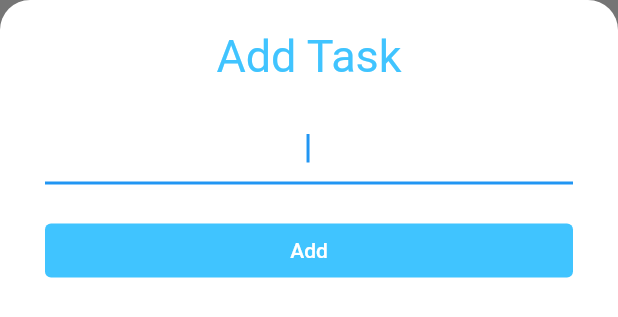
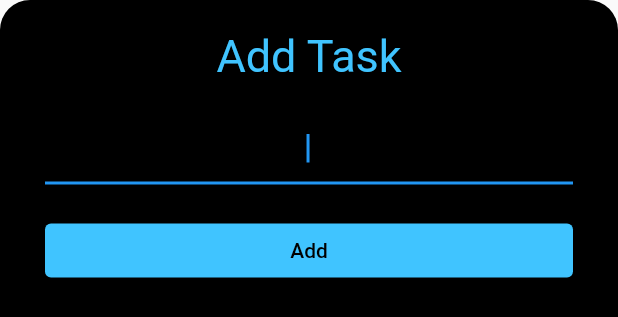
Before and after one commit to arshadali-15/todoey, a Flutter app: the AddTaskScreen widget shown alone on an empty page, opened directly, after a tap on "Add", on a phone screen of 412 x 824 dp. Shown: the top 317 px of the screen. Run offline on Flutter 3.47's test engine with Material 2 defaults, Android fonts, the phone set to English and light mode, and no system bars.

Commit message:
Update add_task_screen.dart

```diff
--- a/lib/screens/add_task_screen.dart
+++ b/lib/screens/add_task_screen.dart
@@ -1,42 +1,69 @@
 import 'package:flutter/material.dart';
+import 'package:provider/provider.dart';
+import 'package:todoey/models/task_data.dart';
 
 class AddTaskScreen extends StatelessWidget {
-  const AddTaskScreen({Key? key}) : super(key: key);
+  late String newTask;
+  int i = 1;
 
   @override
   Widget build(BuildContext context) {
     return Container(
-
-      color: Color(0xff757575),
+      //color: Color(0xff757575),
       child: Container(
-        padding: EdgeInsets.symmetric(horizontal: 30,vertical: 20),
+        padding: EdgeInsets.symmetric(horizontal: 30, vertical: 20),
         decoration: BoxDecoration(
-          color: Colors.white,
+            color: Colors.black,
             borderRadius: BorderRadius.only(
-                topLeft: Radius.circular(20),
-                topRight: Radius.circular(20))
-        ),
-
+                topLeft: Radius.circular(20), topRight: Radius.circular(20))),
         child: Column(
           crossAxisAlignment: CrossAxisAlignment.stretch,
           children: <Widget>[
-            Text('Add Task',
-            textAlign: TextAlign.center,
-            style: TextStyle(
-              fontSize: 30,
-              color: Colors.lightBlueAccent,
-            ),),
-            SizedBox(height: 20,),
+            Text(
+              'Add Task',
+              textAlign: TextAlign.center,
+              style: TextStyle(
+                fontSize: 30,
+                color: Colors.lightBlueAccent,
+              ),
+            ),
+            SizedBox(
+              height: 20,
+            ),
             TextField(
               autofocus: true,
               textAlign: TextAlign.center,
-            ),SizedBox(height: 20,),
-            TextButton(onPressed:(){},
-                child : Text('Add',style: TextStyle(
-                  color: Colors.white,
+              onChanged: (newText) {
+                newTask = newText;
+              },
+            ),
+            SizedBox(
+              height: 20,
+            ),
+            TextButton(
+              onPressed: () {
+                Provider.of<TaskData>(context, listen: false).addTask(newTask);
+                Navigator.pop(context);
+                final snackBar = SnackBar(
+                  content: const Text('Click and hold to delete a task!'),
+                  action: SnackBarAction(
+                    label: 'Got it',
+                    onPressed: () {
+
+                    },
+                  ),
+                );
+              ScaffoldMessenger.of(context).showSnackBar(snackBar);
+              },
+              child: Text(
+                'Add',
+                style: TextStyle(
+                  color: Colors.black,
                 ),
-                ),
-              style: ButtonStyle(backgroundColor: MaterialStateProperty.all(Colors.lightBlueAccent)),
+              ),
+              style: ButtonStyle(
+                  backgroundColor:
+                      MaterialStateProperty.all(Colors.lightBlueAccent)),
             ),
           ],
         ),
```
